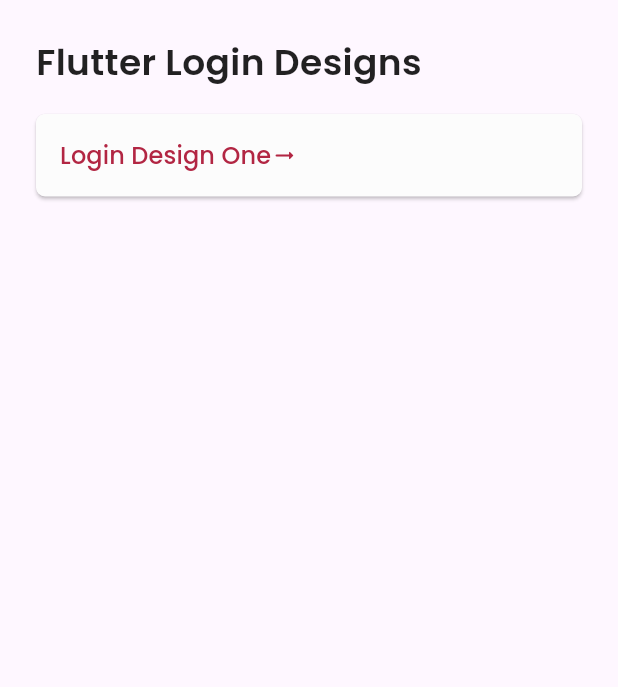
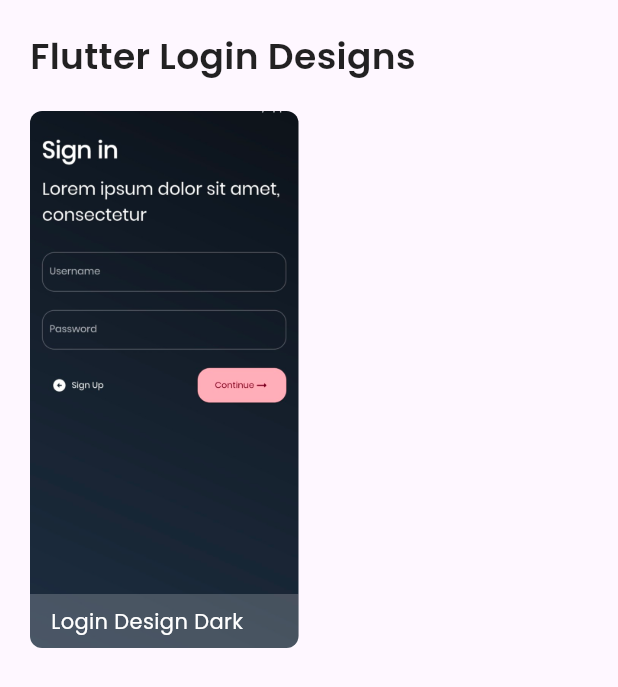
Before and after one commit to abhndv/flutter-login-designs, a Flutter app: the screen it shows after launch, on a phone screen of 412 x 824 dp. Shown: the top 687 px of the screen. Run offline on Flutter 3.47's test engine with Material 2 defaults, Android fonts, the phone set to English and light mode, and no system bars; our stand-ins replace google_fonts.

Commit message:
- Added homepage galleryview - Added Login Page image

```diff
--- a/lib/pages/home.dart
+++ b/lib/pages/home.dart
@@ -1,3 +1,4 @@
+import 'package:flutter/cupertino.dart';
 import 'package:flutter/material.dart';
 import 'package:google_fonts/google_fonts.dart';
 
@@ -42,6 +43,10 @@ const lightColorScheme = ColorScheme(
 );
 
 class _HomePageState extends State<HomePage> {
+  List<Map<String, String>> pages = [
+    {"image": "LoginOne.jpg", "title": "Login Design Dark"},
+  ];
+
   @override
   Widget build(BuildContext context) {
     return Scaffold(
@@ -52,51 +57,33 @@ class _HomePageState extends State<HomePage> {
                 .apply(displayColor: Colors.white, bodyColor: Colors.white),
             useMaterial3: true),
         child: SafeArea(
-          child: Padding(
-            padding: const EdgeInsets.symmetric(vertical: 24, horizontal: 8),
+          child: SingleChildScrollView(
+            padding: const EdgeInsets.symmetric(vertical: 20, horizontal: 20),
             child: Column(
+              crossAxisAlignment: CrossAxisAlignment.start,
               children: [
-                Padding(
-                  padding: const EdgeInsets.symmetric(horizontal: 16),
-                  child: Column(
-                    crossAxisAlignment: CrossAxisAlignment.start,
-                    children: [
-                      const Text(
-                        'Flutter Login Designs',
-                        style: TextStyle(
-                            fontSize: 24, fontWeight: FontWeight.w600),
-                      ),
-                      SingleChildScrollView(
-                        padding: const EdgeInsets.only(top: 18),
-                        child: Column(
-                          children: [
-                            ElevatedButton(
-                              onPressed: () {
-                                Navigator.of(context).push(MaterialPageRoute(
-                                    builder: (context) =>
-                                        const LoginPageOne()));
-                              },
-                              style: ElevatedButton.styleFrom(
-                                shape: RoundedRectangleBorder(
-                                  borderRadius: BorderRadius.circular(6),
-                                ),
-                                padding: const EdgeInsets.all(16),
-                              ),
-                              child: Row(
-                                children: const [
-                                  Text(
-                                    'Login Design One',
-                                    style: TextStyle(fontSize: 16),
-                                  ),
-                                  Icon(Icons.arrow_right_alt_rounded)
-                                ],
-                              ),
-                            )
-                          ],
-                        ),
-                      ),
-                    ],
+                const Text(
+                  'Flutter Login Designs',
+                  style: TextStyle(fontSize: 24, fontWeight: FontWeight.w600),
+                ),
+                GridView.builder(
+                  shrinkWrap: true,
+                  physics: const NeverScrollableScrollPhysics(),
+                  // primary: false,
+                  padding: const EdgeInsets.only(top: 20),
+                  itemCount: pages.length,
+                  gridDelegate: SliverGridDelegateWithFixedCrossAxisCount(
+                    crossAxisSpacing: 14,
+                    mainAxisSpacing: 14,
+                    crossAxisCount: 2,
+                    childAspectRatio: 2 / 4,
                   ),
+                  itemBuilder: (BuildContext context, int index) {
+                    return generateCard(
+                      pages[index]['title'].toString(),
+                      pages[index]['image'].toString(),
+                    );
+                  },
                 ),
               ],
             ),
@@ -105,4 +92,38 @@ class _HomePageState extends State<HomePage> {
       ),
     );
   }
+
+  Widget generateCard(title, image) {
+    return InkWell(
+      onTap: () {
+        Navigator.of(context).push(
+            MaterialPageRoute(builder: (context) => const LoginPageOne()));
+      },
+      child: Container(
+        decoration: BoxDecoration(
+          borderRadius: BorderRadius.all(Radius.circular(8)),
+          image: DecorationImage(
+            image: AssetImage("assets/" + image),
+            fit: BoxFit.cover,
+          ),
+        ),
+        child: Column(
+          mainAxisAlignment: MainAxisAlignment.end,
+          crossAxisAlignment: CrossAxisAlignment.start,
+          children: [
+            Container(
+              width: MediaQuery.of(context).size.width,
+              padding: const EdgeInsets.symmetric(vertical: 8, horizontal: 14),
+              decoration: const BoxDecoration(
+                  color: Color.fromRGBO(255, 255, 255, 0.2)),
+              child: Text(
+                title,
+                style: TextStyle(color: Colors.white),
+              ),
+            ),
+          ],
+        ),
+      ),
+    );
+  }
 }
--- a/pubspec.yaml
+++ b/pubspec.yaml
@@ -53,6 +53,8 @@ dev_dependencies:
 # The following section is specific to Flutter.
 flutter:
 
+  assets:
+    - assets/
   # The following line ensures that the Material Icons font is
   # included with your application, so that you can use the icons in
   # the material Icons class.
```
Also changed, not shown: assets/LoginOne.jpg (added).
